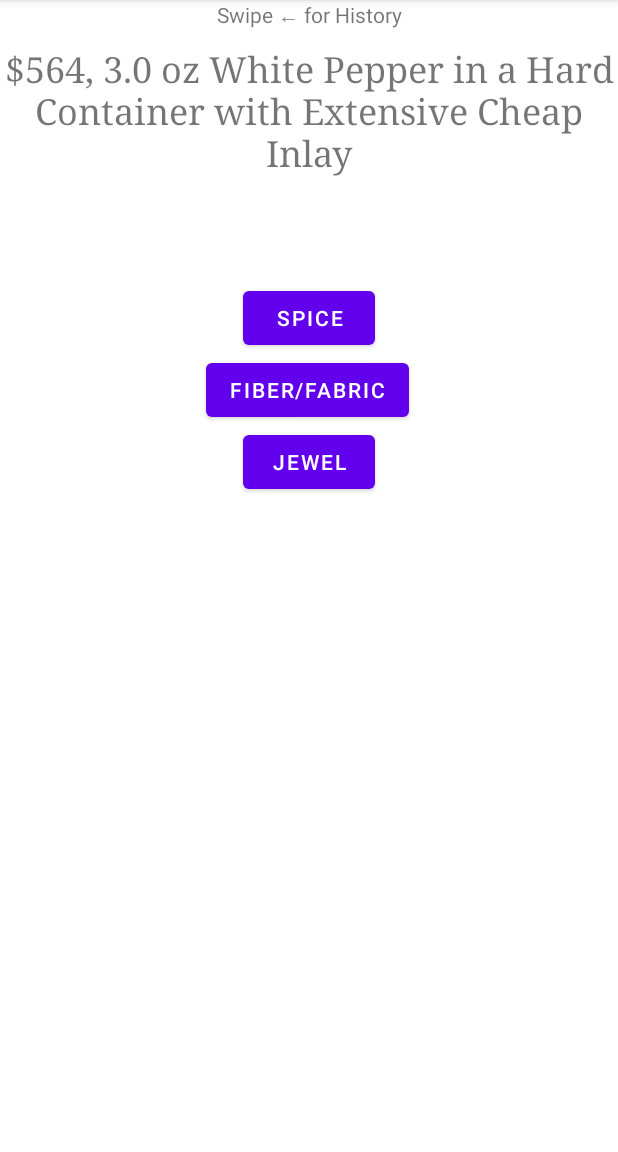
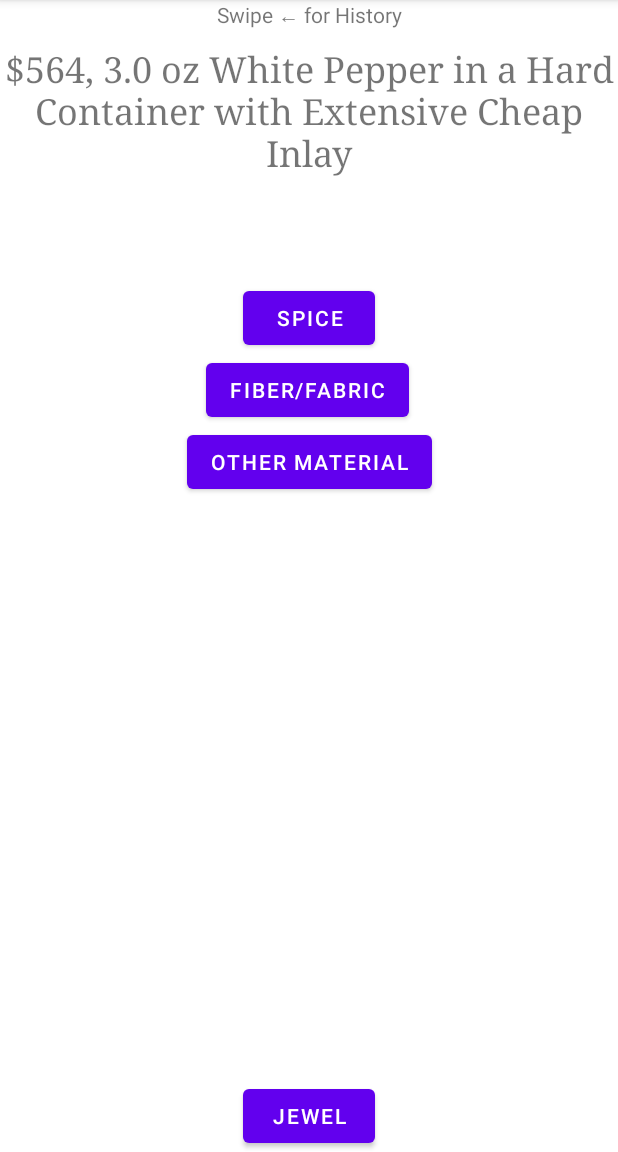
Before and after one commit to Patchcoat/random_treasure, an Android app: the screen it shows after launch (MainActivity), after a tap on "SPICE", on a phone screen of 412 x 824 dp, the part 84-1236 px from its top. Run offline under Robolectric (Android 15) with nearby library versions, the phone set to English and light mode, and no system bars.

Commit message:
Function and button for building other materials.

```diff
--- a/app/src/main/java/com/metallicim/randomtreasure/FirstFragment.java
+++ b/app/src/main/java/com/metallicim/randomtreasure/FirstFragment.java
@@ -50,6 +50,7 @@ public class FirstFragment extends Fragment {
 
         view.findViewById(R.id.button_spice).setOnClickListener(view1 -> treasureHandler(TreasureBuilder.buildSpice()));
         view.findViewById(R.id.button_fiber).setOnClickListener(view1 -> treasureHandler(TreasureBuilder.buildFiber()));
+        view.findViewById(R.id.button_otherMaterial).setOnClickListener(view1 -> treasureHandler(TreasureBuilder.buildOtherMaterial()));
         view.findViewById(R.id.button_jewel).setOnClickListener(view1 -> treasureHandler(TreasureBuilder.buildJewel()));
     }
 }
--- a/app/src/main/java/com/metallicim/randomtreasure/TreasureComponentType.java
+++ b/app/src/main/java/com/metallicim/randomtreasure/TreasureComponentType.java
@@ -28,6 +28,10 @@ public enum TreasureComponentType {
      */
     FIBER,
     /**
+     * The component is some other material other than a spice or fiber
+     */
+    MATERIAL,
+    /**
      * The component is a container
      */
     CONTAINER,
--- a/app/src/main/res/layout/fragment_first.xml
+++ b/app/src/main/res/layout/fragment_first.xml
@@ -16,7 +16,7 @@
         app:layout_constraintTop_toTopOf="parent" />
 
     <ScrollView
-        android:layout_width="407dp"
+        android:layout_width="0dp"
         android:layout_height="148dp"
         app:layout_constraintBottom_toTopOf="@+id/button_spice"
         app:layout_constraintEnd_toEndOf="parent"
@@ -61,12 +61,22 @@
         app:layout_constraintTop_toBottomOf="@+id/button_spice" />
 
     <Button
+        android:id="@+id/button_otherMaterial"
+        android:layout_width="wrap_content"
+        android:layout_height="wrap_content"
+        android:text="@string/otherMaterial"
+        app:layout_constraintEnd_toEndOf="parent"
+        app:layout_constraintStart_toStartOf="parent"
+        app:layout_constraintTop_toBottomOf="@+id/button_fiber" />
+
+    <Button
         android:id="@+id/button_jewel"
         android:layout_width="wrap_content"
         android:layout_height="wrap_content"
         android:text="@string/jewel"
+        app:layout_constraintBottom_toBottomOf="parent"
         app:layout_constraintEnd_toEndOf="parent"
-        app:layout_constraintStart_toStartOf="parent"
-        app:layout_constraintTop_toBottomOf="@+id/button_fiber" />
+        app:layout_constraintHorizontal_bias="0.501"
+        app:layout_constraintStart_toStartOf="parent" />
 
 </androidx.constraintlayout.widget.ConstraintLayout>
--- a/app/src/main/res/values/strings.xml
+++ b/app/src/main/res/values/strings.xml
@@ -13,5 +13,6 @@
 
     <string name="spice">Spice</string>
     <string name="fiber">Fiber/Fabric</string>
+    <string name="otherMaterial">Other Material</string>
     <string name="jewel">Jewel</string>
 </resources>
```
Also changed, not shown: app/src/main/java/com/metallicim/randomtreasure/TreasureBuilder.java (+90 -17 lines).
